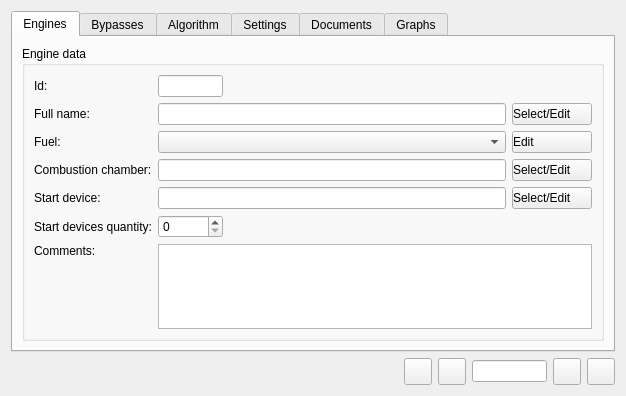
First picture: the form in gtes_starts/form_data_input.ui, repository olgerd27/gtes_starts, before the edit.
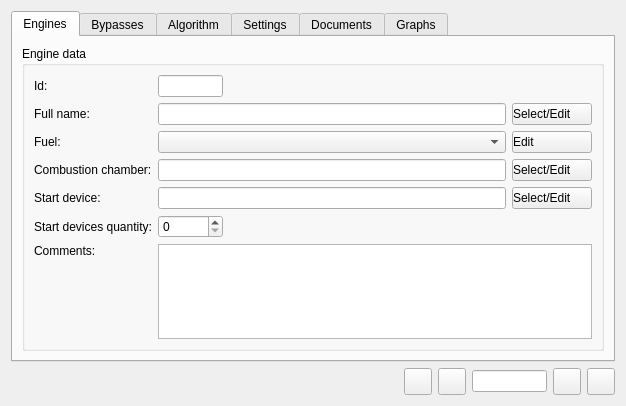
Second picture: the form after the edit. Icons and pictures are not drawn. Custom widgets are drawn as their Qt base class.

Patch:
```diff
--- a/gtes_starts/form_data_input.ui
+++ b/gtes_starts/form_data_input.ui
@@ -7,7 +7,7 @@
     <x>0</x>
     <y>0</y>
     <width>626</width>
-    <height>396</height>
+    <height>406</height>
    </rect>
   </property>
   <property name="windowTitle">
```
Left out of the diff: 22 changed lines with no effect on the pictures.
